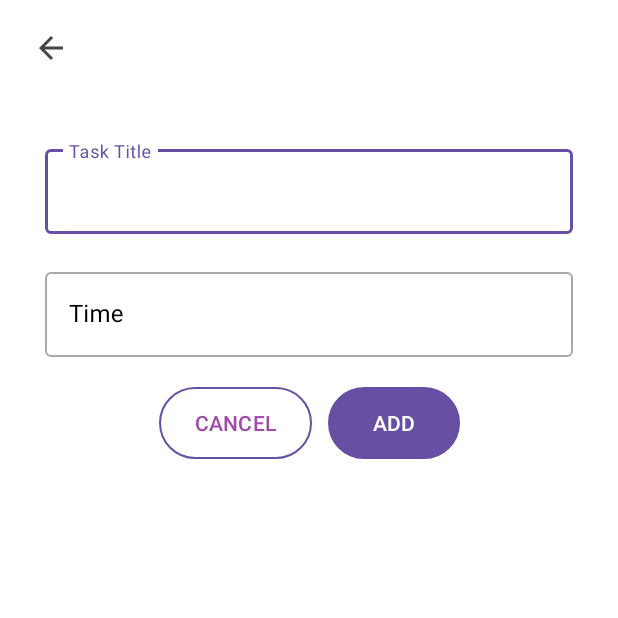
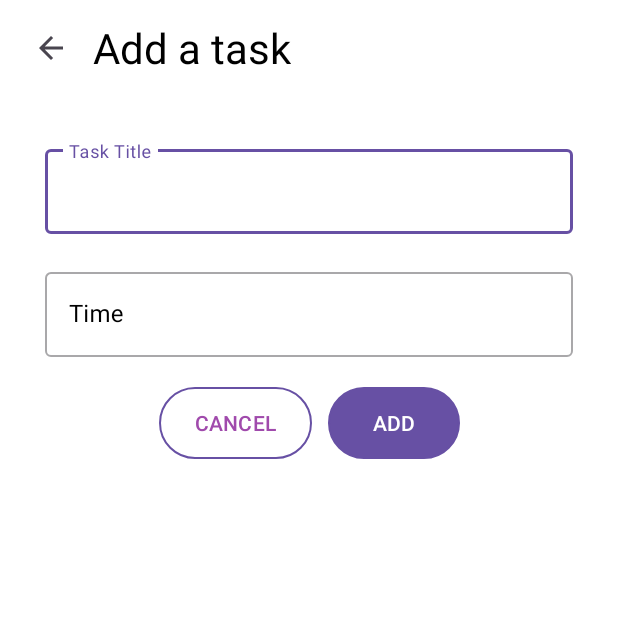
Before and after one commit to avanubhav/todoProjectWork, an Android app: the AddTodoActivity screen opened directly, with no data from a screen before it, on a phone screen of 412 x 824 dp, the top half of it. Run offline under Robolectric (Android 15) with nearby library versions, the phone set to English and light mode, and no system bars; 1 statement that could not run was skipped.

Commit message:
UI update

```diff
--- a/app/src/main/java/com/test/todolistapp/todoapplication/ui/AddTodoActivity.kt
+++ b/app/src/main/java/com/test/todolistapp/todoapplication/ui/AddTodoActivity.kt
@@ -1,10 +1,10 @@
 package com.test.todolistapp.todoapplication.ui
 
 import android.content.Intent
-import androidx.appcompat.app.AppCompatActivity
 import android.os.Bundle
 import android.view.View
 import android.widget.Toast
+import androidx.appcompat.app.AppCompatActivity
 import com.example.todoapplication.data.db.TodoData
 import com.google.android.material.timepicker.MaterialTimePicker
 import com.google.android.material.timepicker.TimeFormat
@@ -102,21 +102,21 @@ class AddTodoActivity : AppCompatActivity() {
                 setResult(RESULT_OK, intent)
                 finish()
             } else {
-                Toast.makeText(this@AddTodoActivity, "Please add todo or click cancel", Toast.LENGTH_LONG)
+                Toast.makeText(
+                    this@AddTodoActivity,
+                    "Please add todo or click cancel",
+                    Toast.LENGTH_LONG
+                )
                     .show()
                 return@setOnClickListener
             }
         }
 
-        /*  binding.btnClose.setOnClickListener {
-              var intent = Intent()
-              intent.putExtra("todo", oldTodo)
-              intent.putExtra("delete_todo", true)
-              setResult(RESULT_OK, intent)
-              finish()
-          }*/
+        binding.btnClose.setOnClickListener {
+            finish()
+        }
 
-        binding.toolbar.imgBack.setOnClickListener { onBackPressed() }
+        binding.toolbar.imgBack.setOnClickListener { onBackPressedDispatcher.onBackPressed() }
 
     }
 }
--- a/app/src/main/res/layout/item_todo_list.xml
+++ b/app/src/main/res/layout/item_todo_list.xml
@@ -70,6 +70,7 @@
         android:layout_height="wrap_content"
         android:src="@drawable/icon_close"
         android:layout_marginEnd="10dp"
+        android:padding="10dp"
         app:layout_constraintBottom_toBottomOf="parent"
         app:layout_constraintEnd_toEndOf="parent"
         app:layout_constraintTop_toTopOf="parent"
--- a/app/src/main/res/layout/toolbar.xml
+++ b/app/src/main/res/layout/toolbar.xml
@@ -1,5 +1,4 @@
 <?xml version="1.0" encoding="UTF-8"?>
-
 <androidx.constraintlayout.widget.ConstraintLayout xmlns:android="http://schemas.android.com/apk/res/android"
     xmlns:app="http://schemas.android.com/apk/res-auto"
     android:layout_width="match_parent"
@@ -36,11 +35,12 @@
 
             <TextView
                 android:id="@+id/tv_title"
-                android:layout_width="wrap_content"
+                android:layout_width="0dp"
                 android:layout_height="wrap_content"
                 android:layout_marginStart="20dp"
                 android:text="@string/add_a_task"
                 android:textSize="28sp"
+                android:textColor="@color/black"
                 app:layout_constraintBottom_toBottomOf="@+id/img_back"
                 app:layout_constraintStart_toEndOf="@id/img_back"
                 app:layout_constraintTop_toTopOf="@id/img_back" />
```
